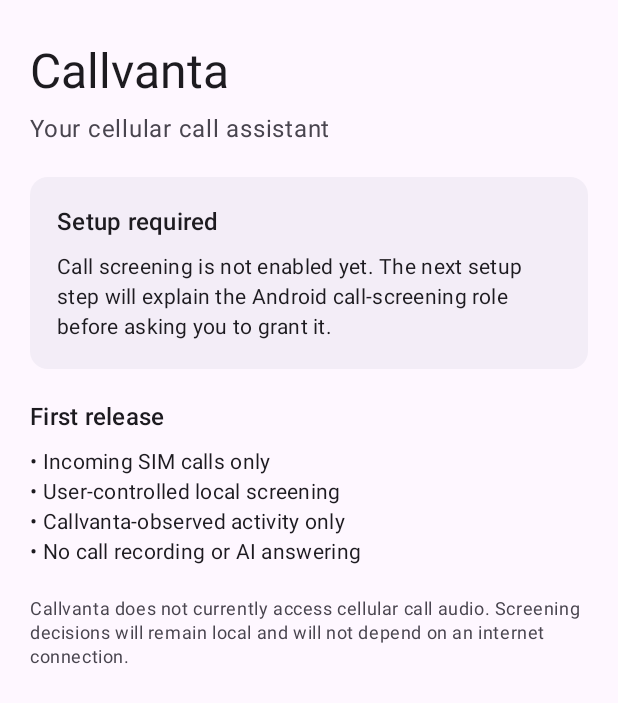
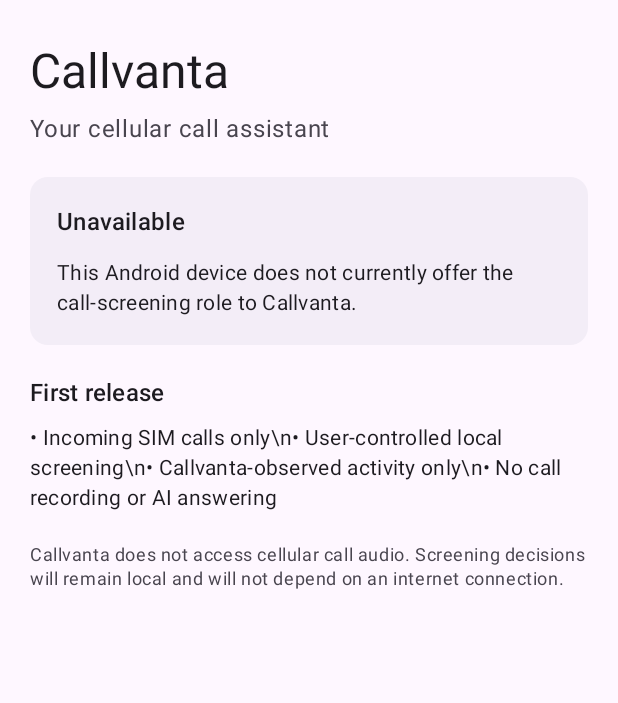
Before and after one commit to cheron2000/caller, an Android app built with Jetpack Compose: the screen it shows after launch (MainActivity), on a phone screen of 412 x 824 dp. Shown: the top 703 px of the screen. Run offline under Robolectric (Android 15) with nearby library versions, the phone set to English and light mode, and no system bars.

Commit message:
Add user-controlled call screening role onboarding

```diff
--- a/app/src/main/java/com/callvanta/ai/MainActivity.kt
+++ b/app/src/main/java/com/callvanta/ai/MainActivity.kt
@@ -1,36 +1,116 @@
 package com.callvanta.ai
 
+import android.app.role.RoleManager
+import android.content.Intent
 import android.os.Bundle
 import androidx.activity.ComponentActivity
 import androidx.activity.compose.setContent
+import androidx.activity.result.contract.ActivityResultContracts
 import androidx.compose.foundation.layout.Arrangement
 import androidx.compose.foundation.layout.Column
 import androidx.compose.foundation.layout.PaddingValues
 import androidx.compose.foundation.layout.fillMaxSize
 import androidx.compose.foundation.layout.fillMaxWidth
 import androidx.compose.foundation.layout.padding
+import androidx.compose.material3.Button
 import androidx.compose.material3.Card
 import androidx.compose.material3.CardDefaults
 import androidx.compose.material3.MaterialTheme
 import androidx.compose.material3.Surface
 import androidx.compose.material3.Text
-import androidx.compose.runtime.Composable
+import androidx.compose.runtime.getValue
+import androidx.compose.runtime.mutableStateOf
+import androidx.compose.runtime.setValue
 import androidx.compose.ui.Modifier
 import androidx.compose.ui.unit.dp
 
+private enum class ScreeningRoleState {
+    UNAVAILABLE,
+    NOT_ENABLED,
+    GRANTED,
+    DENIED,
+    REVOKED
+}
+
 class MainActivity : ComponentActivity() {
+    private var roleState by mutableStateOf(ScreeningRoleState.NOT_ENABLED)
+    private var requestAttempted = false
+    private var roleWasGranted = false
+
+    private val roleRequest = registerForActivityResult(
+        ActivityResultContracts.StartActivityForResult()
+    ) {
+        refreshRoleState()
+    }
+
     override fun onCreate(savedInstanceState: Bundle?) {
         super.onCreate(savedInstanceState)
+        refreshRoleState()
         setContent {
             MaterialTheme {
-                CallvantaHome()
+                CallvantaHome(
+                    roleState = roleState,
+                    onEnableScreening = ::requestScreeningRole
+                )
             }
+        }
+    }
+
+    override fun onResume() {
+        super.onResume()
+        refreshRoleState()
+    }
+
+    private fun requestScreeningRole() {
+        val roleManager = getSystemService(RoleManager::class.java)
+        if (!roleManager.isRoleAvailable(RoleManager.ROLE_CALL_SCREENING)) {
+            roleState = ScreeningRoleState.UNAVAILABLE
+            return
+        }
+        if (roleManager.isRoleHeld(RoleManager.ROLE_CALL_SCREENING)) {
+            roleState = ScreeningRoleState.GRANTED
+            roleWasGranted = true
+            return
+        }
+
+        requestAttempted = true
+        roleRequest.launch(roleManager.createRequestRoleIntent(RoleManager.ROLE_CALL_SCREENING))
+    }
+
+    private fun refreshRoleState() {
+        val roleManager = getSystemService(RoleManager::class.java)
+        roleState = when {
+            !roleManager.isRoleAvailable(RoleManager.ROLE_CALL_SCREENING) ->
+                ScreeningRoleState.UNAVAILABLE
+            roleManager.isRoleHeld(RoleManager.ROLE_CALL_SCREENING) -> {
+                roleWasGranted = true
+                ScreeningRoleState.GRANTED
+            }
+            roleWasGranted -> ScreeningRoleState.REVOKED
+            requestAttempted -> ScreeningRoleState.DENIED
+            else -> ScreeningRoleState.NOT_ENABLED
         }
     }
 }
 
-@Composable
-private fun CallvantaHome() {
+@androidx.compose.runtime.Composable
+private fun CallvantaHome(
+    roleState: ScreeningRoleState,
+    onEnableScreening: () -> Unit
+) {
+    val (statusTitle, statusDescription) = when (roleState) {
+        ScreeningRoleState.UNAVAILABLE -> "Unavailable" to
+            "This Android device does not currently offer the call-screening role to Callvanta."
+        ScreeningRoleState.NOT_ENABLED -> "Setup required" to
+            "Call screening is not enabled. Android requires you to grant Callvanta the call-screening role before it can screen incoming calls."
+        ScreeningRoleState.GRANTED -> "Call screening enabled" to
+            "Android has granted Callvanta the call-screening role. Screening rules are not configured yet."
+        ScreeningRoleState.DENIED -> "Permission not granted" to
+            "The call-screening role was not granted. You can try again whenever you are ready."
+        ScreeningRoleState.REVOKED -> "Access revoked" to
+            "Callvanta no longer holds the call-screening role. Re-enable it below if you want to use call screening."
+    }
+
     Surface(
         modifier = Modifier.fillMaxSize(),
         color = MaterialTheme.colorScheme.background
@@ -61,35 +141,42 @@ private fun CallvantaHome() {
             ) {
                 Column(
                     modifier = Modifier.padding(18.dp),
-                    verticalArrangement = Arrangement.spacedBy(8.dp)
+                    verticalArrangement = Arrangement.spacedBy(12.dp)
                 ) {
-                    Text(
-                        text = "Setup required",
-                        style = MaterialTheme.typography.titleMedium
-                    )
-                    Text(
-                        text = "Call screening is not enabled yet. The next setup step will explain the Android call-screening role before asking you to grant it.",
-                        style = MaterialTheme.typography.bodyMedium
-                    )
+                    Text(text = statusTitle, style = MaterialTheme.typography.titleMedium)
+                    Text(text = statusDescription, style = MaterialTheme.typography.bodyMedium)
+                    if (roleState != ScreeningRoleState.GRANTED &&
+                        roleState != ScreeningRoleState.UNAVAILABLE
+                    ) {
+                        Button(
+                            onClick = onEnableScreening,
+                            modifier = Modifier.fillMaxWidth()
+                        ) {
+                            Text(
+                                if (roleState == ScreeningRoleState.NOT_ENABLED) {
+                                    "Set up call screening"
+                                } else {
+                                    "Try again"
+                                }
+                            )
+                        }
+                    }
                 }
             }
 
             Column(verticalArrangement = Arrangement.spacedBy(8.dp)) {
+                Text(text = "First release", style = MaterialTheme.typography.titleMedium)
                 Text(
-                    text = "First release",
-                    style = MaterialTheme.typography.titleMedium
-                )
-                Text(
-                    text = "• Incoming SIM calls only\n" +
-                        "• User-controlled local screening\n" +
-                        "• Callvanta-observed activity only\n" +
+                    text = "• Incoming SIM calls only\\n" +
+                        "• User-controlled local screening\\n" +
+                        "• Callvanta-observed activity only\\n" +
                         "• No call recording or AI answering",
                     style = MaterialTheme.typography.bodyMedium
                 )
             }
 
             Text(
-                text = "Callvanta does not currently access cellular call audio. Screening decisions will remain local and will not depend on an internet connection.",
+                text = "Callvanta does not access cellular call audio. Screening decisions will remain local and will not depend on an internet connection.",
                 style = MaterialTheme.typography.bodySmall,
                 color = MaterialTheme.colorScheme.onSurfaceVariant
             )
```
